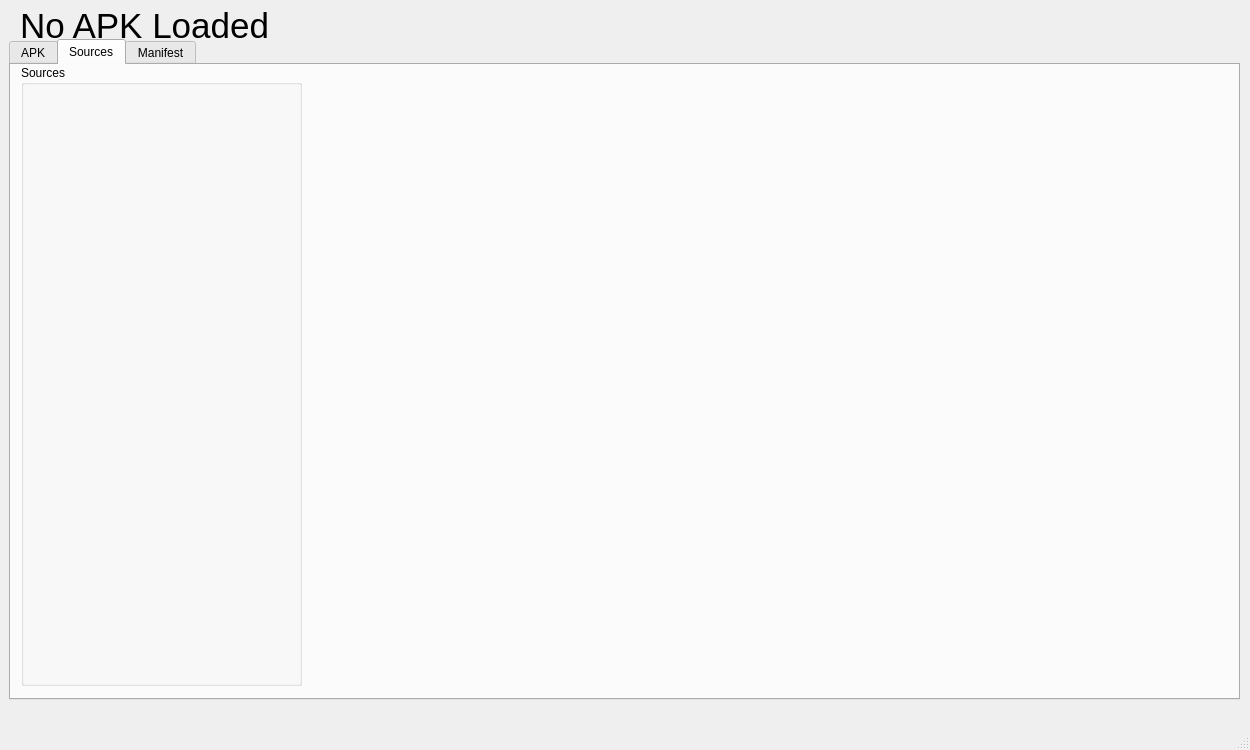
Qt form qt/droidsec.ui (DarioI/ARES) before a commit.
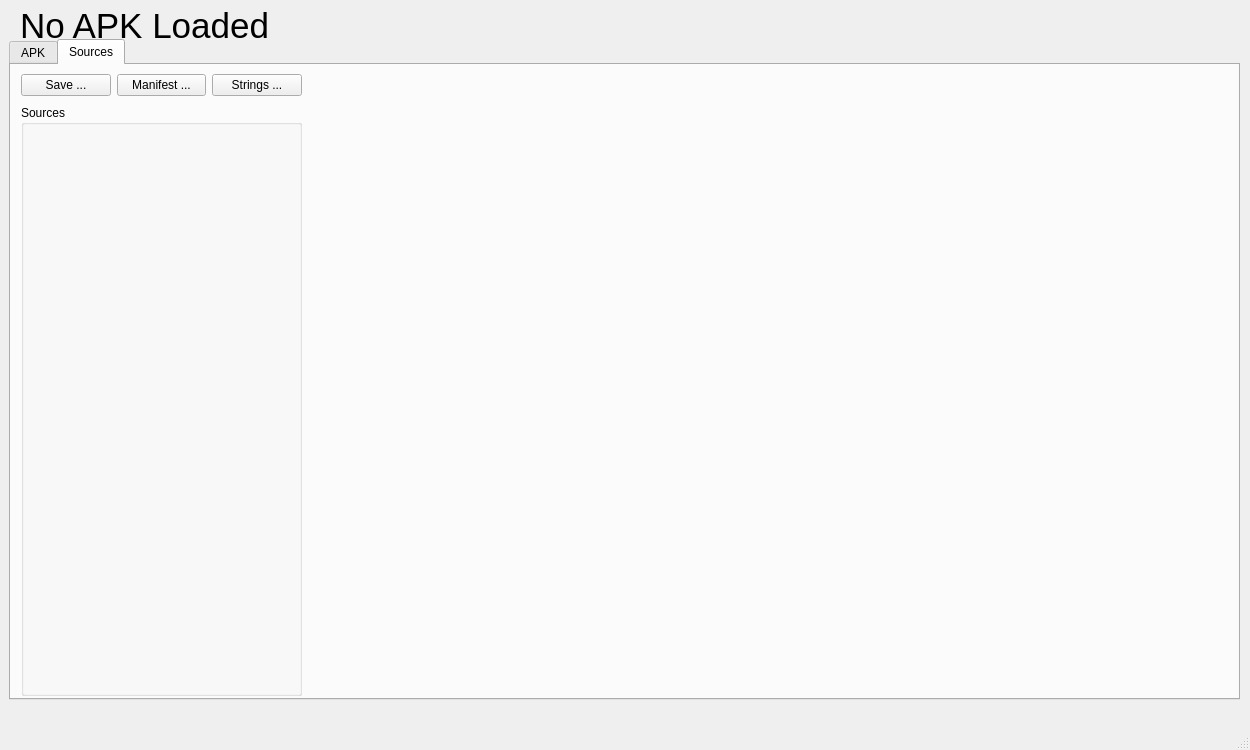
The same form after that commit. The open tabs and pages were chosen to show the change.

Diff of the .ui file:
```diff
--- a/qt/droidsec.ui
+++ b/qt/droidsec.ui
@@ -211,9 +211,9 @@
       <property name="geometry">
        <rect>
         <x>10</x>
-        <y>0</y>
+        <y>40</y>
         <width>281</width>
-        <height>621</height>
+        <height>591</height>
        </rect>
       </property>
       <property name="title">
@@ -225,7 +225,7 @@
          <x>10</x>
          <y>30</y>
          <width>251</width>
-         <height>581</height>
+         <height>551</height>
         </rect>
        </property>
       </widget>
@@ -240,29 +240,38 @@
        </rect>
       </property>
      </widget>
-    </widget>
-    <widget class="QWidget" name="tab_5">
-     <attribute name="title">
-      <string>Manifest</string>
-     </attribute>
-     <widget class="QPlainTextEdit" name="manifest_source_xml_text">
+     <widget class="QWidget" name="horizontalLayoutWidget">
       <property name="geometry">
        <rect>
         <x>10</x>
-        <y>10</y>
-        <width>1201</width>
-        <height>571</height>
+        <y>0</y>
+        <width>281</width>
+        <height>41</height>
        </rect>
       </property>
-      <property name="documentTitle">
-       <string>AndroidManifest.xml</string>
-      </property>
-      <property name="readOnly">
-       <bool>true</bool>
-      </property>
-      <property name="overwriteMode">
-       <bool>false</bool>
-      </property>
+      <layout class="QHBoxLayout" name="horizontalLayout">
+       <item>
+        <widget class="QPushButton" name="saveJavaSources">
+         <property name="text">
+          <string>Save ...</string>
+         </property>
+        </widget>
+       </item>
+       <item>
+        <widget class="QPushButton" name="showManifestBtn">
+         <property name="text">
+          <string>Manifest ...</string>
+         </property>
+        </widget>
+       </item>
+       <item>
+        <widget class="QPushButton" name="showStringsBtn">
+         <property name="text">
+          <string>Strings ...</string>
+         </property>
+        </widget>
+       </item>
+      </layout>
      </widget>
     </widget>
    </widget>
```
Left out of the diff: 2 changed lines with no effect on the pictures.
